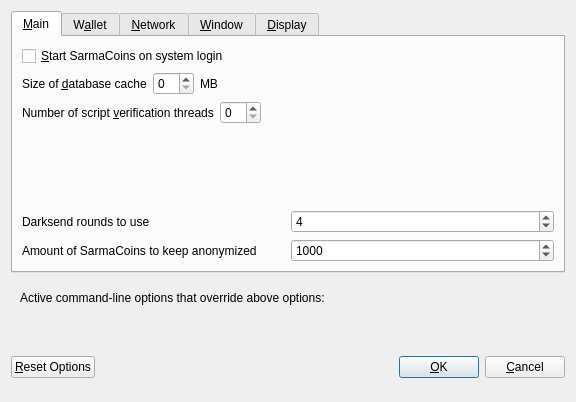
First picture: the form in src/qt/forms/optionsdialog.ui, repository inkvisit/sarmacoins, before the edit.
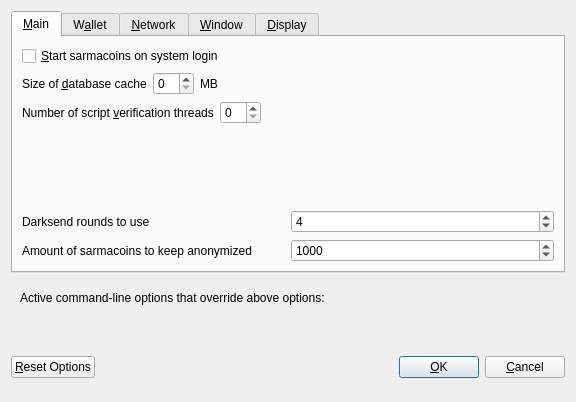
Second picture: the form after the edit. Custom widgets are drawn as their Qt base class.

Diff of the .ui file:
```diff
--- a/src/qt/forms/optionsdialog.ui
+++ b/src/qt/forms/optionsdialog.ui
@@ -33,7 +33,7 @@
           <string>Automatically start SarmaCoins after logging in to the system.</string>
          </property>
          <property name="text">
-          <string>&amp;Start SarmaCoins on system login</string>
+          <string>&amp;Start sarmacoins on system login</string>
          </property>
         </widget>
        </item>
@@ -177,7 +177,7 @@
             <string notr="true"/>
            </property>
            <property name="text">
-            <string>Amount of SarmaCoins to keep anonymized</string>
+            <string>Amount of sarmacoins to keep anonymized</string>
            </property>
           </widget>
          </item>
```
Left out of the diff: 10 changed lines with no effect on the pictures.
